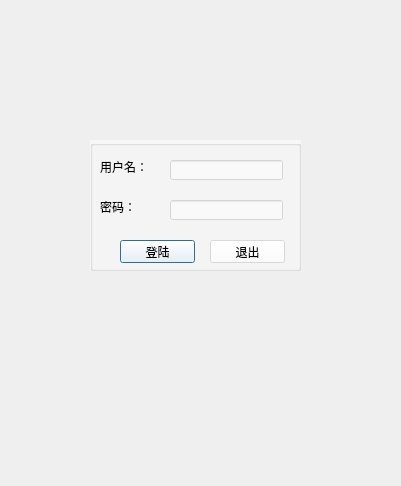
First picture: the form in deliciousClient/loginWindow.ui, repository gaoxiaojun/delicacymap, before the edit.
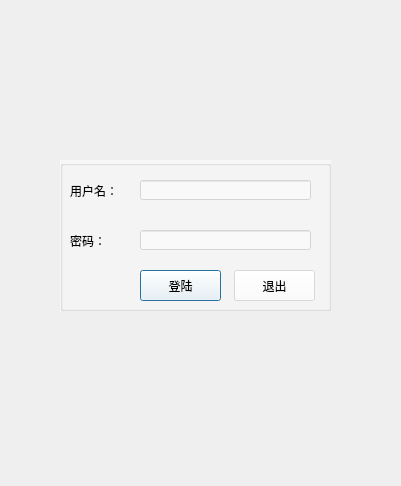
Second picture: the form after the edit. Icons and pictures are not drawn.

Diff of the .ui file:
```diff
--- a/deliciousClient/loginWindow.ui
+++ b/deliciousClient/loginWindow.ui
@@ -19,10 +19,10 @@
   <widget class="QGroupBox" name="groupBox">
    <property name="geometry">
     <rect>
-     <x>90</x>
-     <y>140</y>
-     <width>211</width>
-     <height>131</height>
+     <x>60</x>
+     <y>160</y>
+     <width>271</width>
+     <height>151</height>
     </rect>
    </property>
    <property name="styleSheet">
@@ -36,8 +36,8 @@
      <rect>
       <x>10</x>
       <y>20</y>
-      <width>46</width>
-      <height>13</height>
+      <width>71</width>
+      <height>21</height>
      </rect>
     </property>
     <property name="styleSheet">
@@ -51,9 +51,9 @@
     <property name="geometry">
      <rect>
       <x>10</x>
-      <y>60</y>
-      <width>46</width>
-      <height>13</height>
+      <y>70</y>
+      <width>71</width>
+      <height>21</height>
      </rect>
     </property>
     <property name="styleSheet">
@@ -68,7 +68,7 @@
      <rect>
       <x>80</x>
       <y>20</y>
-      <width>113</width>
+      <width>171</width>
       <height>20</height>
      </rect>
     </property>
@@ -77,8 +77,8 @@
     <property name="geometry">
      <rect>
       <x>80</x>
-      <y>60</y>
-      <width>113</width>
+      <y>70</y>
+      <width>171</width>
       <height>20</height>
      </rect>
     </property>
@@ -89,10 +89,10 @@
    <widget class="QPushButton" name="okButton">
     <property name="geometry">
      <rect>
-      <x>30</x>
-      <y>100</y>
-      <width>75</width>
-      <height>23</height>
+      <x>80</x>
+      <y>110</y>
+      <width>81</width>
+      <height>31</height>
      </rect>
     </property>
     <property name="text">
@@ -108,10 +108,10 @@
    <widget class="QPushButton" name="cancelButton">
     <property name="geometry">
      <rect>
-      <x>120</x>
-      <y>100</y>
-      <width>75</width>
-      <height>23</height>
+      <x>174</x>
+      <y>110</y>
+      <width>81</width>
+      <height>31</height>
      </rect>
     </property>
     <property name="text">
@@ -125,8 +125,8 @@
   <widget class="QLabel" name="label_status">
    <property name="geometry">
     <rect>
-     <x>95</x>
-     <y>310</y>
+     <x>90</x>
+     <y>330</y>
      <width>201</width>
      <height>71</height>
     </rect>
```
Left out of the diff: 4 changed lines with no effect on the pictures.
